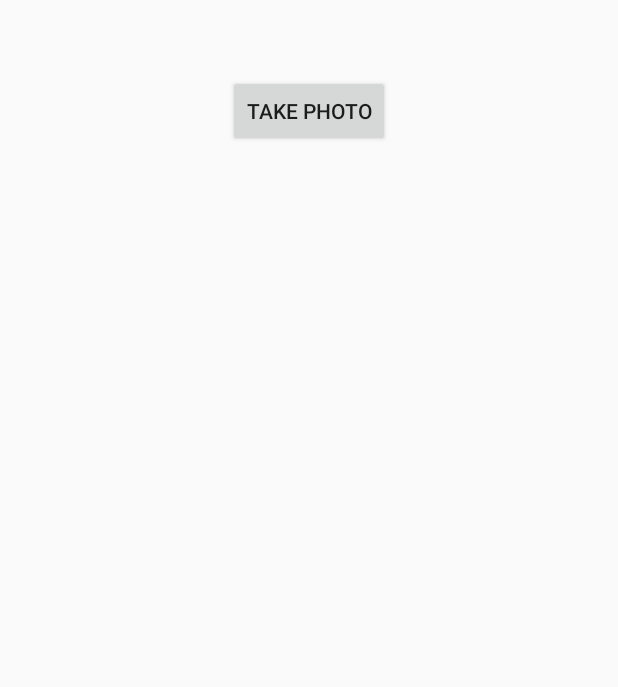
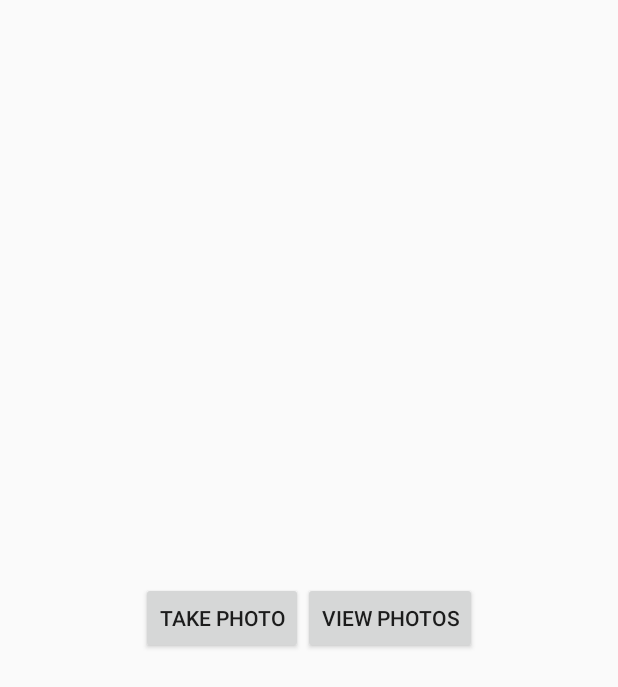
Before and after one commit to mirohee/TrailForge, an Android app built with Jetpack Compose: the TakePhotoActivity screen opened directly, with no data from a screen before it, after a tap on "TAKE PHOTO", on a phone screen of 412 x 824 dp. Shown: the top 687 px of the screen. Run offline under Robolectric (Android 15) with nearby library versions, the phone set to English and light mode, and no system bars; libraries missing offline, so code that uses them is left out: io.github.jan.supabase.

Commit message:
TakePhotoActivity works with db and some ui update

```diff
--- a/app/build.gradle.kts
+++ b/app/build.gradle.kts
@@ -64,7 +64,8 @@ dependencies {
     implementation("io.github.jan-tennert.supabase:auth-kt")
 
 
-
+    implementation("androidx.recyclerview:recyclerview:1.3.2")
+    implementation("androidx.recyclerview:recyclerview-selection:1.1.0")
 
     implementation("com.github.bumptech.glide:glide:4.16.0")
     implementation("io.github.jan-tennert.supabase:supabase-kt:3.0.2")
@@ -95,6 +96,7 @@ dependencies {
     implementation(libs.androidx.room.common)
     implementation(libs.androidx.room.ktx)
     implementation(libs.play.services.location)
+    implementation(libs.androidx.recyclerview)
     testImplementation(libs.junit)
     androidTestImplementation(libs.androidx.junit)
     androidTestImplementation(libs.androidx.espresso.core)
--- a/app/src/main/java/com/example/trailforge/TakePhotoActivity.kt
+++ b/app/src/main/java/com/example/trailforge/TakePhotoActivity.kt
@@ -1,6 +1,5 @@
 package com.example.trailforge
 
-import android.content.ContentValues
 import android.content.Intent
 import android.content.pm.PackageManager
 import android.os.Bundle
@@ -28,7 +27,6 @@ import kotlinx.coroutines.Dispatchers
 import kotlinx.coroutines.launch
 import kotlinx.coroutines.withContext
 
-
 class TakePhotoActivity : AppCompatActivity() {
 
     private val PERMISSION_CODE = 1000
@@ -37,7 +35,6 @@ class TakePhotoActivity : AppCompatActivity() {
     // Define ActivityResultLauncher for camera intent
     private val takePictureLauncher: ActivityResultLauncher<Intent> =
         registerForActivityResult(ActivityResultContracts.StartActivityForResult()) { result ->
-            Log.e("TakePhoto", "Error during takephoto0")
             if (result.resultCode == RESULT_OK) {
                 try {
                     val file = File(getExternalFilesDir(Environment.DIRECTORY_PICTURES), vFilename)
@@ -54,7 +51,6 @@ class TakePhotoActivity : AppCompatActivity() {
                     Log.e("TakePhotoActivity", "Error while handling photo: ${e.message}")
                 }
             }
-            Log.e("TakePhoto", "Error during takephoto1")
         }
 
     override fun onCreate(savedInstanceState: Bundle?) {
@@ -62,34 +58,36 @@ class TakePhotoActivity : AppCompatActivity() {
         setContentView(R.layout.activity_take_photo)
 
         val btnTakePhoto: Button = findViewById(R.id.btn_takephoto)
-        val myImageView: ImageView = findViewById(R.id.myImageView)
+        val btnViewPhotos: Button = findViewById(R.id.btn_view_photos)
 
+        // Set up the button to take a photo
         btnTakePhoto.setOnClickListener {
-            Log.e("TakePhoto", "Button clicked, checking permissions")
-
-            // Check permissions first
             if (checkPermissions()) {
                 openCamera()
             } else {
                 requestPermissions()
             }
         }
+
+        // Set up the button to navigate to ViewPhotoActivity
+        btnViewPhotos.setOnClickListener {
+            val intent = Intent(this, ViewPhotoActivity::class.java)
+            startActivity(intent)
+        }
     }
 
+    // Check if all necessary permissions are granted
     private fun checkPermissions(): Boolean {
         val cameraPermission = ContextCompat.checkSelfPermission(this, Manifest.permission.CAMERA)
         val readPermission = ContextCompat.checkSelfPermission(this, Manifest.permission.READ_EXTERNAL_STORAGE)
         val writePermission = ContextCompat.checkSelfPermission(this, Manifest.permission.WRITE_EXTERNAL_STORAGE)
-
-        Log.e("TakePhoto", "Camera permission: $cameraPermission, Read permission: $readPermission, Write permission: $writePermission")
-
         return cameraPermission == PackageManager.PERMISSION_GRANTED &&
                 readPermission == PackageManager.PERMISSION_GRANTED &&
                 writePermission == PackageManager.PERMISSION_GRANTED
     }
 
+    // Request permissions if they are not granted
     private fun requestPermissions() {
-        Log.e("TakePhoto", "Requesting permissions")
         ActivityCompat.requestPermissions(
             this,
             arrayOf(Manifest.permission.CAMERA, Manifest.permission.READ_EXTERNAL_STORAGE, Manifest.permission.WRITE_EXTERNAL_STORAGE),
@@ -97,35 +95,24 @@ class TakePhotoActivity : AppCompatActivity() {
         )
     }
 
+    // Open the camera and save the photo to a file
     private fun openCamera() {
-        Log.e("TakePhoto", "Opening camera")
-
-        val values = ContentValues().apply {
-            put(MediaStore.Images.Media.TITLE, "New Picture")
-            put(MediaStore.Images.Media.DESCRIPTION, "From the Camera")
-        }
-
         val cameraIntent = Intent(MediaStore.ACTION_IMAGE_CAPTURE)
-
-        // Generate a timestamp-based filename for the photo
-        val timeStamp = SimpleDateFormat("yyyyMMdd_HHmmss").format(Date())
+        val timeStamp = SimpleDateFormat("yyyyMMdd_HHmmss", Locale.getDefault()).format(Date())
         vFilename = "FOTO_$timeStamp.jpg"
 
         try {
             val file = File(getExternalFilesDir(Environment.DIRECTORY_PICTURES), vFilename)
             val imageUri = FileProvider.getUriForFile(this, "${packageName}.provider", file)
-
-            Log.e("TakePhoto", "File URI: $imageUri")
             cameraIntent.putExtra(MediaStore.EXTRA_OUTPUT, imageUri)
 
-            // Launch the camera intent using ActivityResultLauncher
             takePictureLauncher.launch(cameraIntent)
         } catch (e: Exception) {
-            Log.e("TakePhoto", "Error while opening camera: ${e.message}")
+            Log.e("TakePhotoActivity", "Error while opening camera: ${e.message}")
         }
     }
 
-    // Handle permissions request result
+    // Handle the result of the permission request
     override fun onRequestPermissionsResult(requestCode: Int, permissions: Array<out String>, grantResults: IntArray) {
         super.onRequestPermissionsResult(requestCode, permissions, grantResults)
         when (requestCode) {
@@ -138,11 +125,12 @@ class TakePhotoActivity : AppCompatActivity() {
             }
         }
     }
+
+    // Upload the photo to Supabase
     private fun uploadPhotoToSupabase(file: File) {
         val storage = SupabaseClientProvider.supabase.storage
         val bucket = storage["photos"]
 
-        // Fetch the current session to get the user UID
         val auth = SupabaseClientProvider.supabase.auth
         val userId = auth.currentSessionOrNull()?.user?.id
 
@@ -151,13 +139,11 @@ class TakePhotoActivity : AppCompatActivity() {
             return
         }
 
-        // Define the file path under the user's folder
         val filePath = "uploads/$userId/${file.name}"
 
         CoroutineScope(Dispatchers.IO).launch {
             try {
                 bucket.upload(filePath, file.readBytes())
-
                 withContext(Dispatchers.Main) {
                     Toast.makeText(this@TakePhotoActivity, "Photo uploaded successfully!", Toast.LENGTH_SHORT).show()
                 }
@@ -169,5 +155,4 @@ class TakePhotoActivity : AppCompatActivity() {
             }
         }
     }
-
 }
--- a/app/src/main/res/layout/activity_take_photo.xml
+++ b/app/src/main/res/layout/activity_take_photo.xml
@@ -1,25 +1,37 @@
 <?xml version="1.0" encoding="utf-8"?>
-<RelativeLayout xmlns:android="http://schemas.android.com/apk/res/android"
+<LinearLayout xmlns:android="http://schemas.android.com/apk/res/android"
     android:layout_width="match_parent"
-    android:layout_height="match_parent">
+    android:layout_height="match_parent"
+    android:orientation="vertical"
+    android:gravity="center">
 
-    <!-- Button to take a photo -->
-    <Button
-        android:id="@+id/btn_takephoto"
-        android:layout_width="wrap_content"
+    <!-- LinearLayout to display buttons side by side -->
+    <LinearLayout
+        android:layout_width="match_parent"
         android:layout_height="wrap_content"
-        android:text="Take Photo"
-        android:layout_centerHorizontal="true"
-        android:layout_marginTop="50dp" />
+        android:orientation="horizontal"
+        android:gravity="center">
 
-    <!-- ImageView to display the taken photo -->
+        <!-- Button to take a photo -->
+        <Button
+            android:id="@+id/btn_takephoto"
+            android:layout_width="wrap_content"
+            android:layout_height="wrap_content"
+            android:text="Take Photo" />
+
+        <!-- Button to view saved photos -->
+        <Button
+            android:id="@+id/btn_view_photos"
+            android:layout_width="wrap_content"
+            android:layout_height="wrap_content"
+            android:text="View Photos" />
+    </LinearLayout>
+
+    <!-- ImageView to display the taken photo with full size -->
     <ImageView
         android:id="@+id/myImageView"
-        android:layout_width="200dp"
-        android:layout_height="200dp"
-        android:layout_below="@id/btn_takephoto"
-        android:layout_centerHorizontal="true"
-        android:layout_marginTop="20dp"
-        android:contentDescription="Captured Image" />
-
-</RelativeLayout>
+        android:layout_width="match_parent"
+        android:layout_height="wrap_content"
+        android:contentDescription="Captured Image"
+        android:scaleType="fitCenter" />
+</LinearLayout>
--- a/app/src/main/res/values/strings.xml
+++ b/app/src/main/res/values/strings.xml
@@ -5,4 +5,5 @@
     <string name="password_hint">Password</string>
     <string name="login_button">Login</string>
     <string name="signup_button">Sign Up</string>
+    <string name="photo">Photo</string>
 </resources>
--- a/gradle/libs.versions.toml
+++ b/gradle/libs.versions.toml
@@ -1,5 +1,5 @@
 [versions]
-agp = "8.7.0"
+agp = "8.7.2"
 kotlin = "2.0.0"
 coreKtx = "1.13.1"
 junit = "4.13.2"
@@ -15,6 +15,7 @@ roomCommon = "2.6.1"
 roomKtx = "2.6.1"
 osmdroidAndroid = "6.1.14"
 playServicesLocation = "21.3.0"
+recyclerview = "1.3.2"
 
 [libraries]
 androidx-core-ktx = { group = "androidx.core", name = "core-ktx", version.ref = "coreKtx" }
@@ -38,6 +39,7 @@ androidx-room-common = { group = "androidx.room", name = "room-common", version.
 androidx-room-ktx = { group = "androidx.room", name = "room-ktx", version.ref = "roomKtx" }
 osmdroid-android = { module = "org.osmdroid:osmdroid-android", version.ref = "osmdroidAndroid" }
 play-services-location = { group = "com.google.android.gms", name = "play-services-location", version.ref = "playServicesLocation" }
+androidx-recyclerview = { group = "androidx.recyclerview", name = "recyclerview", version.ref = "recyclerview" }
 
 
 [plugins]
```
Also changed, not shown: app/src/main/AndroidManifest.xml (+3 -6 lines), app/src/main/java/com/example/trailforge/ViewPhotoActivity.kt (added, +97 -0 lines), app/src/main/java/com/example/trailforge/ViewPhotosActivity.kt (deleted, +0 -89 lines), app/src/main/java/com/example/trailforge/utils/PhotoAdapter.kt (added, +34 -0 lines), app/src/main/res/layout/activity_view_photo.xml (added, +11 -0 lines), app/src/main/res/layout/activity_view_photos.xml (deleted, +0 -25 lines), app/src/main/res/layout/item_photo.xml (added, +15 -0 lines).
